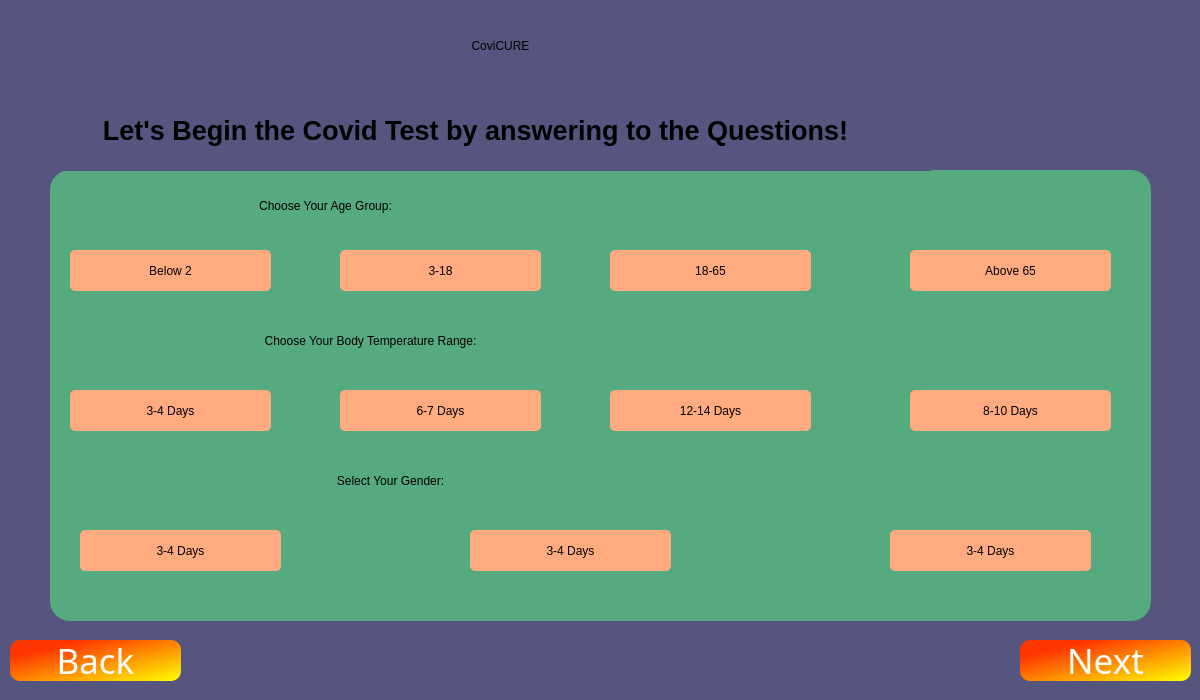
Before: the Qt Designer form Forms/Rapidcovid/quepage1.ui in ayush-regmi/CoviCURE, drawn with Qt 5.
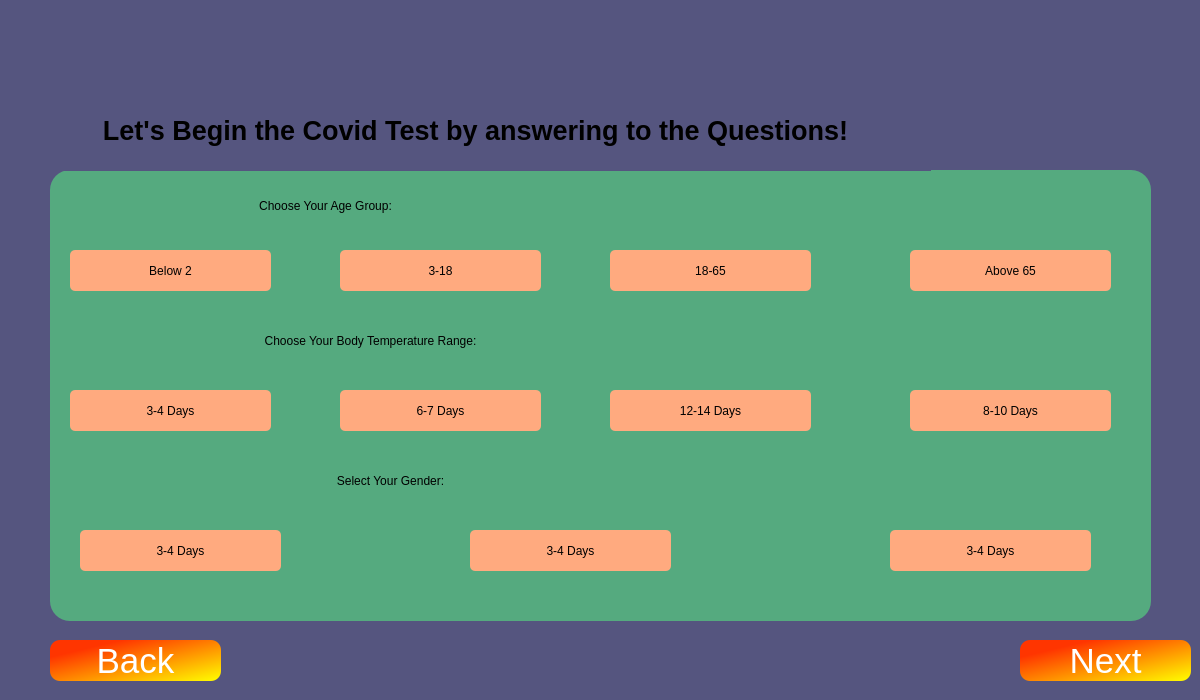
After: the same form once the commit is applied.

Diff of the .ui file:
```diff
--- a/Forms/Rapidcovid/quepage1.ui
+++ b/Forms/Rapidcovid/quepage1.ui
@@ -395,30 +395,6 @@
     </property>
    </widget>
   </widget>
-  <widget class="QLabel" name="label_covicure">
-   <property name="geometry">
-    <rect>
-     <x>270</x>
-     <y>10</y>
-     <width>461</width>
-     <height>71</height>
-    </rect>
-   </property>
-   <property name="styleSheet">
-    <string notr="true">font: 700 40pt &quot;Segoe UI&quot;;
-border-color: qlineargradient(spread:pad, x1:0, y1:0, x2:1, y2:0, stop:0 rgba(255, 178, 102, 255), stop:0.55 rgba(235, 148, 61, 255), stop:0.98 rgba(0, 0, 0, 255), stop:1 rgba(0, 0, 0, 0));
-color: rgb(0, 0, 0);</string>
-   </property>
-   <property name="text">
-    <string>CoviCURE</string>
-   </property>
-   <property name="textFormat">
-    <enum>Qt::MarkdownText</enum>
-   </property>
-   <property name="alignment">
-    <set>Qt::AlignCenter</set>
-   </property>
-  </widget>
   <widget class="QLabel" name="label_welcome">
    <property name="geometry">
     <rect>
@@ -442,7 +418,7 @@
   <widget class="QPushButton" name="back_quepage1">
    <property name="geometry">
     <rect>
-     <x>10</x>
+     <x>50</x>
      <y>640</y>
      <width>171</width>
      <height>41</height>
@@ -456,7 +432,6 @@
    </property>
    <property name="font">
     <font>
-     <family>Cooper Black</family>
      <pointsize>26</pointsize>
      <italic>false</italic>
      <bold>false</bold>
@@ -497,7 +472,6 @@
    </property>
    <property name="font">
     <font>
-     <family>Cooper Black</family>
      <pointsize>26</pointsize>
      <italic>false</italic>
      <bold>false</bold>
```
